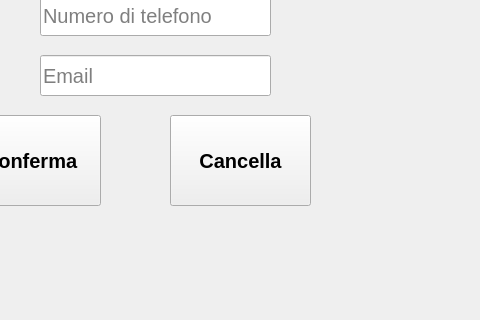
Qt form mainwindow.ui (MattiaP7/Rubrica-GUI) before a commit; both pictures show x 440 to 920 and y 185 to 505 of the 1200 by 600 pixel window.
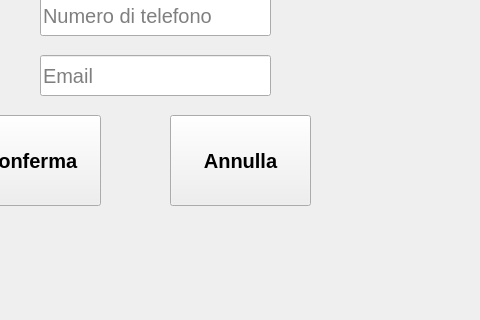
The same form after that commit. The open tabs and pages were chosen to show the change.

```diff
--- a/mainwindow.ui
+++ b/mainwindow.ui
@@ -280,7 +280,7 @@
        <string notr="true"/>
       </property>
       <property name="text">
-       <string>Cancella</string>
+       <string>Annulla</string>
       </property>
       <property name="shortcut">
        <string>Ctrl+P</string>
```
Left out of the diff: 5 changed lines with no effect on the pictures.
